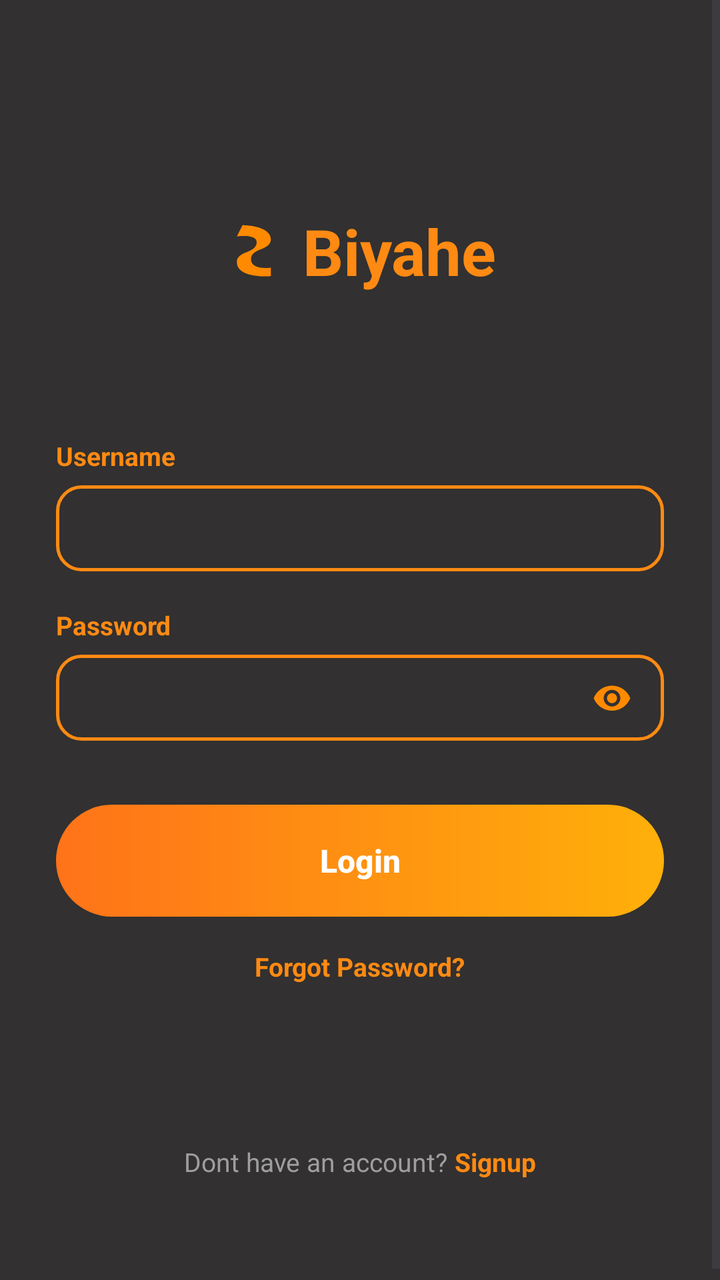
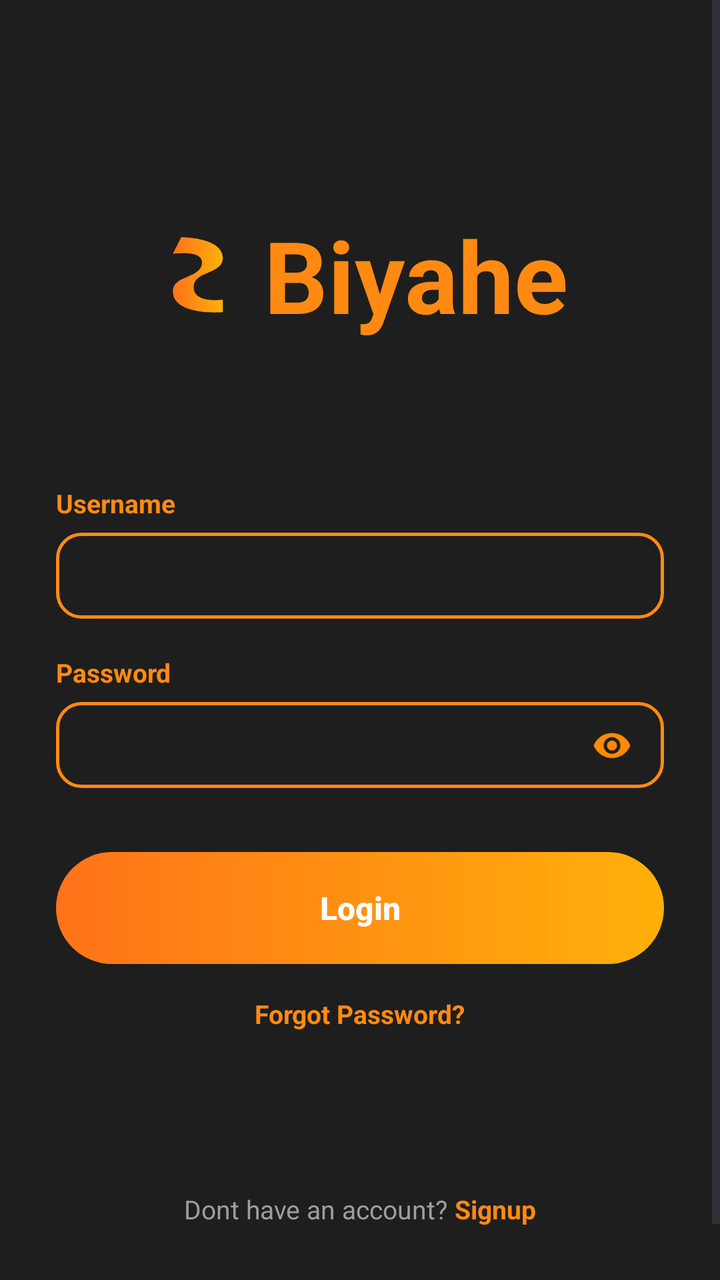

Compare the two renders of this Android layout. The source of the first and the diff that turns it into the second are given below.
<!-- AndroidManifest.xml: application theme Theme.Biyahe -->
<!-- res/layout/activity_login.xml -->
<?xml version="1.0" encoding="utf-8"?>
<ScrollView xmlns:android="http://schemas.android.com/apk/res/android"
    android:layout_width="match_parent"
    android:layout_height="match_parent"
    android:background="@color/background_dark"
    android:fillViewport="true">

    <LinearLayout
        android:layout_width="match_parent"
        android:layout_height="wrap_content"
        android:orientation="vertical"
        android:paddingStart="28dp"
        android:paddingEnd="28dp"
        android:paddingTop="48dp"
        android:paddingBottom="24dp">

        
        <LinearLayout
            android:layout_width="wrap_content"
            android:layout_height="wrap_content"
            android:layout_gravity="center_horizontal"
            android:orientation="horizontal"
            android:gravity="center_vertical"
            android:layout_marginTop="56dp"
            android:layout_marginBottom="72dp">

            <ImageView
                android:layout_width="34dp"
                android:layout_height="34dp"
                android:src="@drawable/ic_logo_swirl"
                android:contentDescription="@null" />

            <TextView
                android:layout_width="wrap_content"
                android:layout_height="wrap_content"
                android:layout_marginStart="6dp"
                android:text="Biyahe"
                android:textColor="@color/orange_primary"
                android:textSize="32sp"
                android:textStyle="bold" />
        </LinearLayout>

        
        <TextView
            android:layout_width="wrap_content"
            android:layout_height="wrap_content"
            android:text="Username"
            android:textColor="@color/orange_primary"
            android:textSize="13sp"
            android:textStyle="bold"
            android:layout_marginBottom="6dp" />

        <EditText
            android:layout_width="match_parent"
            android:layout_height="wrap_content"
            android:background="@drawable/bg_edittext"
            android:textColor="@color/text_white"
            android:textColorHint="@color/hint_gray"
            android:textSize="14sp"
            android:inputType="text"
            android:layout_marginBottom="18dp" />

        
        <TextView
            android:layout_width="wrap_content"
            android:layout_height="wrap_content"
            android:text="Password"
            android:textColor="@color/orange_primary"
            android:textSize="13sp"
            android:textStyle="bold"
            android:layout_marginBottom="6dp" />

        <FrameLayout
            android:layout_width="match_parent"
            android:layout_height="wrap_content"
            android:layout_marginBottom="32dp">

            <EditText
                android:layout_width="match_parent"
                android:layout_height="wrap_content"
                android:background="@drawable/bg_edittext"
                android:textColor="@color/text_white"
                android:textColorHint="@color/hint_gray"
                android:textSize="14sp"
                android:inputType="textPassword"
                android:paddingEnd="44dp" />

            <ImageView
                android:layout_width="20dp"
                android:layout_height="20dp"
                android:layout_gravity="end|center_vertical"
                android:layout_marginEnd="16dp"
                android:src="@drawable/ic_eye"
                android:contentDescription="@null" />
        </FrameLayout>

        
        <Button
            android:layout_width="match_parent"
            android:layout_height="56dp"
            android:text="Login"
            android:textColor="@color/text_white"
            android:textSize="16sp"
            android:textStyle="bold"
            android:textAllCaps="false"
            android:background="@drawable/bg_button_gradient"
            android:elevation="0dp"
            android:stateListAnimator="@null"
            android:layout_marginBottom="16dp" />

        
        <TextView
            android:layout_width="wrap_content"
            android:layout_height="wrap_content"
            android:layout_gravity="center_horizontal"
            android:text="Forgot Password?"
            android:textColor="@color/orange_primary"
            android:textSize="13sp"
            android:textStyle="bold" />

        
        <Space
            android:layout_width="match_parent"
            android:layout_height="0dp"
            android:layout_weight="1"
            android:minHeight="80dp" />

        
        <LinearLayout
            android:layout_width="wrap_content"
            android:layout_height="wrap_content"
            android:layout_gravity="center_horizontal"
            android:orientation="horizontal"
            android:layout_marginBottom="32dp">

            <TextView
                android:layout_width="wrap_content"
                android:layout_height="wrap_content"
                android:text="Dont have an account? "
                android:textColor="@color/text_gray"
                android:textSize="13sp" />

            <TextView
                android:layout_width="wrap_content"
                android:layout_height="wrap_content"
                android:text="Signup"
                android:textColor="@color/orange_primary"
                android:textSize="13sp"
                android:textStyle="bold" />
        </LinearLayout>

    </LinearLayout>
</ScrollView>
<!-- resources referenced by this layout -->
<resources>
  <color name="background_dark">#323030</color>
  <color name="hint_gray">#8A8A8A</color>
  <color name="orange_primary">#FF8A13</color>
  <color name="text_gray">#9E9E9E</color>
  <color name="text_white">#FFFFFF</color>
  <!-- drawable bg_button_gradient (drawable) -->
  <?xml version="1.0" encoding="utf-8"?>
  <shape xmlns:android="http://schemas.android.com/apk/res/android"
      android:shape="rectangle">
      <corners android:radius="28dp" />
      <gradient
          android:type="linear"
          android:angle="0"
          android:startColor="@color/button_gradient_start"
          android:endColor="@color/button_gradient_end" />
  </shape>
  <!-- drawable bg_edittext (drawable) -->
  <?xml version="1.0" encoding="utf-8"?>
  <shape xmlns:android="http://schemas.android.com/apk/res/android"
      android:shape="rectangle">
      <corners android:radius="12dp" />
      <solid android:color="@color/background_dark" />
      <stroke
          android:width="1.5dp"
          android:color="@color/orange_primary" />
      <padding
          android:left="16dp"
          android:right="16dp"
          android:top="12dp"
          android:bottom="12dp" />
  </shape>
  <!-- drawable ic_eye (drawable) -->
  <vector xmlns:android="http://schemas.android.com/apk/res/android"
      android:width="20dp"
      android:height="20dp"
      android:viewportWidth="24"
      android:viewportHeight="24">
      <path
          android:fillColor="#FF8A00"
          android:pathData="M12,5C7,5 2.73,8.11 1,12.5C2.73,16.89 7,20 12,20C17,20 21.27,16.89 23,12.5C21.27,8.11 17,5 12,5ZM12,17.5C9.24,17.5 7,15.26 7,12.5C7,9.74 9.24,7.5 12,7.5C14.76,7.5 17,9.74 17,12.5C17,15.26 14.76,17.5 12,17.5ZM12,9.5C10.34,9.5 9,10.84 9,12.5C9,14.16 10.34,15.5 12,15.5C13.66,15.5 15,14.16 15,12.5C15,10.84 13.66,9.5 12,9.5Z"/>
  </vector>
  <!-- drawable ic_logo_swirl (drawable) -->
  <vector xmlns:android="http://schemas.android.com/apk/res/android"
      android:width="40dp"
      android:height="40dp"
      android:viewportWidth="48"
      android:viewportHeight="48">
      <path
          android:fillColor="#FF8A00"
          android:pathData="M14,6 C14,6 34,6 34,16 C34,24 20,22 20,30 C20,38 34,36 34,36 L34,42 C34,42 10,44 10,32 C10,24 24,26 24,18 C24,12 10,14 10,14 Z"/>
  </vector>
  <style name="Theme.Biyahe" parent="Base.Theme.Biyahe" />
  <color name="button_gradient_start">#FF7319</color>
  <color name="button_gradient_end">#FFB00A</color>
  <style name="Base.Theme.Biyahe" parent="Theme.Material3.DayNight.NoActionBar">
          
          
      </style>
</resources>

<!-- the commit's change to res/layout/activity_login.xml (unified diff, before → after) -->
@@ -25,8 +25,8 @@
             android:layout_marginBottom="72dp">
 
             <ImageView
-                android:layout_width="34dp"
-                android:layout_height="34dp"
+                android:layout_width="50dp"
+                android:layout_height="50dp"
                 android:src="@drawable/ic_logo_swirl"
                 android:contentDescription="@null" />
 
@@ -36,7 +36,7 @@
                 android:layout_marginStart="6dp"
                 android:text="Biyahe"
                 android:textColor="@color/orange_primary"
-                android:textSize="32sp"
+                android:textSize="50sp"
                 android:textStyle="bold" />
         </LinearLayout>
 
@@ -95,7 +95,7 @@
         </FrameLayout>
 
         
-        <Button
+        <androidx.appcompat.widget.AppCompatButton
             android:layout_width="match_parent"
             android:layout_height="56dp"
             android:text="Login"
<!-- resource entries referenced after the edit -->
@@ -1,6 +1,6 @@
 <!-- resources referenced by this layout -->
 <resources>
-  <color name="background_dark">#323030</color>
+  <color name="background_dark">#1E1E1E</color>
   <color name="hint_gray">#8A8A8A</color>
   <color name="orange_primary">#FF8A13</color>
   <color name="text_gray">#9E9E9E</color>
@@ -43,13 +43,25 @@
   </vector>
   <!-- drawable ic_logo_swirl (drawable) -->
   <vector xmlns:android="http://schemas.android.com/apk/res/android"
+      xmlns:aapt="http://schemas.android.com/aapt"
       android:width="40dp"
       android:height="40dp"
       android:viewportWidth="48"
       android:viewportHeight="48">
       <path
-          android:fillColor="#FF8A00"
-          android:pathData="M14,6 C14,6 34,6 34,16 C34,24 20,22 20,30 C20,38 34,36 34,36 L34,42 C34,42 10,44 10,32 C10,24 24,26 24,18 C24,12 10,14 10,14 Z"/>
+          android:pathData="M14,6 C14,6 34,6 34,16 C34,24 20,22 20,30 C20,38 34,36 34,36 L34,42 C34,42 10,44 10,32 C10,24 24,26 24,18 C24,12 10,14 10,14 Z">
+          <aapt:attr name="android:fillColor">
+              <gradient
+                  android:type="linear"
+                  android:startX="10"
+                  android:startY="0"
+                  android:endX="34"
+                  android:endY="0">
+                  <item android:offset="0.0" android:color="#FFFF721A" />
+                  <item android:offset="1.0" android:color="#FFFFB10A" />
+              </gradient>
+          </aapt:attr>
+      </path>
   </vector>
   <style name="Theme.Biyahe" parent="Base.Theme.Biyahe" />
   <color name="button_gradient_start">#FF7319</color>
